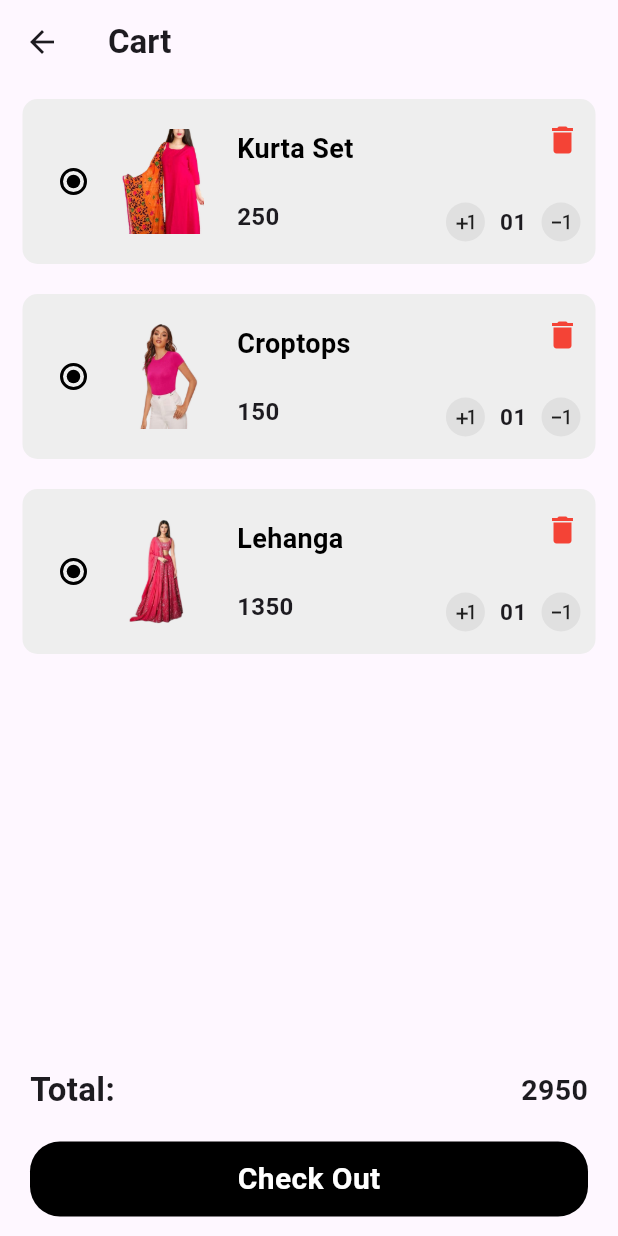
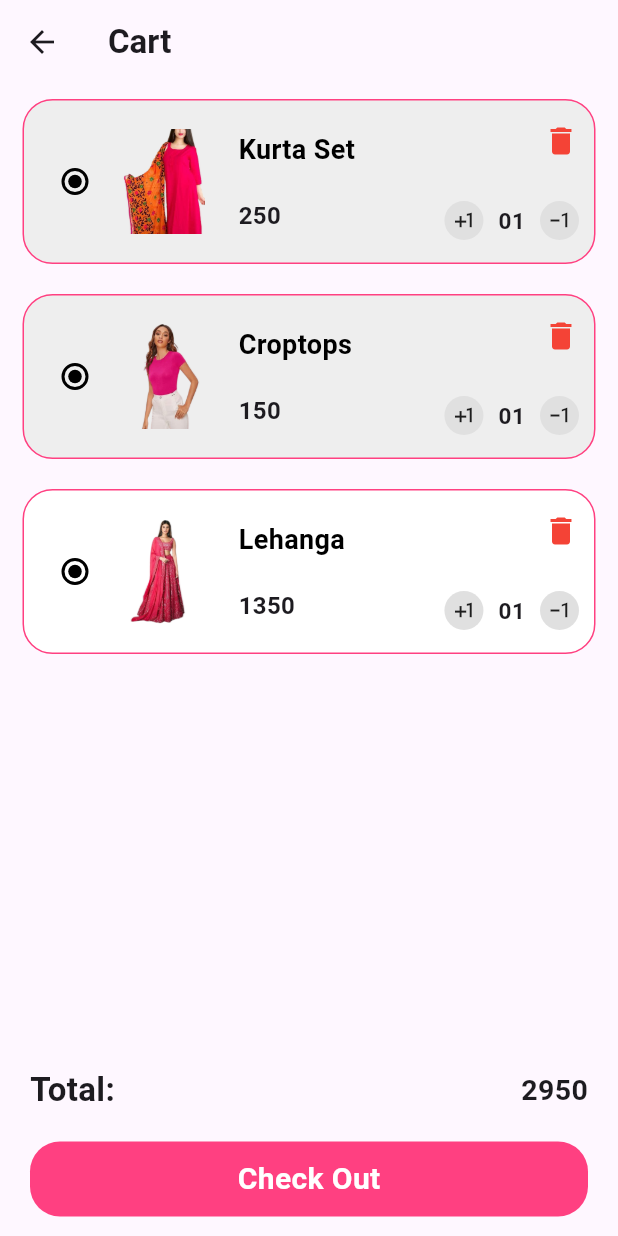
Before and after one commit to Manjima2002/HAK-Ui, a Flutter app: the screen it shows after launch, after a tap on the "shopping cart" icon, on a phone screen of 412 x 824 dp. Run offline on Flutter 3.47's test engine with Material 3 defaults, Android fonts, the phone set to English and light mode, and no system bars; our stand-ins replace carousel_slider.

Commit message:
bestcelling

```diff
--- a/lib/features/homescreen/home_page.dart
+++ b/lib/features/homescreen/home_page.dart
@@ -1,8 +1,10 @@
 import 'package:flutter/material.dart';
+import 'package:flutter_application_1/features/homescreen/widgets/Account.dart';
 import 'package:flutter_application_1/features/homescreen/widgets/Bestcelling.dart';
 import 'package:flutter_application_1/features/homescreen/widgets/Bestcelling_text.dart';
 import 'package:flutter_application_1/features/homescreen/widgets/appbar.dart';
 import 'package:flutter_application_1/features/homescreen/widgets/arrival_items.dart';
+import 'package:flutter_application_1/features/homescreen/widgets/cart.dart';
 import 'package:flutter_application_1/features/homescreen/widgets/categories.dart';
 import 'package:flutter_application_1/features/homescreen/widgets/categories_text.dart';
 import 'package:flutter_application_1/features/homescreen/widgets/home_carosel.dart';
@@ -31,7 +33,6 @@ class _MyWidgetState extends State<Homepage> {
           ArrivalITems(),
           Bestcellingtext(),
           Bestcelling(),
-
         ],
       ),
     );
--- a/lib/features/homescreen/widgets/Bestcelling.dart
+++ b/lib/features/homescreen/widgets/Bestcelling.dart
@@ -10,17 +10,134 @@ class Bestcelling extends StatefulWidget {
 class _BestcellingState extends State<Bestcelling> {
   @override
   Widget build(BuildContext context) {
-    return Container(
-      width: 10,
-      height: 20,
-      decoration: BoxDecoration(
-        color: Colors.grey.shade200,
-        borderRadius: BorderRadius.circular(20),
-        image: DecorationImage(
-          image: AssetImage('asset/images/dupatta-removebg-preview.png'),
-          fit: BoxFit.cover,
+    return GridView.count(
+      childAspectRatio: 0.68,
+      crossAxisCount: 2,
+      shrinkWrap: true,
+      children: [
+        Container(
+          padding: EdgeInsets.only(left: 15, right: 15, top: 10),
+          margin: EdgeInsets.symmetric(vertical: 7, horizontal: 10),
+          decoration: BoxDecoration(
+            color: Colors.white,
+            borderRadius: BorderRadius.circular(20),
+          ),
+          child: Column(
+            children: [
+              Row(
+                mainAxisAlignment: MainAxisAlignment.spaceBetween,
+                children: [
+                  Container(
+                    padding: EdgeInsets.all(5),
+                    decoration: BoxDecoration(
+                      color: Colors.black,
+                      borderRadius: BorderRadius.circular(10),
+                    ),
+                    child: Text(
+                      "30%",
+                      style: TextStyle(color: Colors.white),
+                    ),
+                  ),
+                  Icon(
+                    Icons.favorite_outline,
+                    color: Colors.red,
+                  )
+                ],
+              ),
+              InkWell(
+                onTap: () {},
+                child: Container(
+                  margin: EdgeInsets.all(10),
+                  child: Image.asset("asset/images/frock-removebg-preview.png"),
+                ),
+              ),
+              Container(
+                padding: EdgeInsets.only(bottom: 8),
+                alignment: Alignment.centerLeft,
+                child: Text(
+                  "206 with 1 special Offer",
+                  style: TextStyle(
+                      color: Colors.red,
+                      fontSize: 12,
+                      fontWeight: FontWeight.bold),
+                ),
+              ),
+              Container(
+                padding: EdgeInsets.only(bottom: 8),
+                alignment: Alignment.centerLeft,
+                child: Text(
+                  "Modern Stylish Frock",
+                  style: TextStyle(
+                      color: Colors.black,
+                      fontSize: 10,
+                      fontWeight: FontWeight.bold),
+                ),
+              ),
+            ],
+          ),
         ),
-      ),
+        Container(
+          padding: EdgeInsets.only(left: 15, right: 15, top: 10),
+          margin: EdgeInsets.symmetric(vertical: 7, horizontal: 10),
+          decoration: BoxDecoration(
+            color: Colors.white,
+            borderRadius: BorderRadius.circular(20),
+          ),
+          child: Column(
+            children: [
+              Row(
+                mainAxisAlignment: MainAxisAlignment.spaceBetween,
+                children: [
+                  Container(
+                    padding: EdgeInsets.all(5),
+                    decoration: BoxDecoration(
+                      color: Colors.black,
+                      borderRadius: BorderRadius.circular(10),
+                    ),
+                    child: Text(
+                      "15%",
+                      style: TextStyle(color: Colors.white),
+                    ),
+                  ),
+                  Icon(
+                    Icons.favorite,
+                    color: Colors.red,
+                  )
+                ],
+              ),
+              InkWell(
+                onTap: () {},
+                child: Container(
+                  margin: EdgeInsets.all(10),
+                  child: Image.asset("asset/images/kurta-removebg-preview.png"),
+                ),
+              ),
+              Container(
+                padding: EdgeInsets.only(bottom: 8),
+                alignment: Alignment.centerLeft,
+                child: Text(
+                  "206 with 1 special Offer",
+                  style: TextStyle(
+                      color: Colors.red,
+                      fontSize: 12,
+                      fontWeight: FontWeight.bold),
+                ),
+              ),
+              Container(
+                padding: EdgeInsets.only(bottom: 8),
+                alignment: Alignment.centerLeft,
+                child: Text(
+                  "Modern Stylish Kurta",
+                  style: TextStyle(
+                      color: Colors.black,
+                      fontSize: 10,
+                      fontWeight: FontWeight.bold),
+                ),
+              ),
+            ],
+          ),
+        ),
+      ],
     );
   }
 }
--- a/lib/features/homescreen/widgets/arrival_items.dart
+++ b/lib/features/homescreen/widgets/arrival_items.dart
@@ -12,7 +12,7 @@ class ArrivalITems extends StatelessWidget {
         itemCount: 3,
         itemBuilder: (context, index) {
           return ScrollItem(
-            index: index + 1,
+            index: index,
           );
         },
       ),
@@ -27,7 +27,8 @@ class ScrollItem extends StatelessWidget {
   @override
   Widget build(BuildContext context) {
     List<String> imageList = [
-      'asset/images/kurta-removebg-preview.png',
+      'asset/images/daily-removebg-preview.png',
+      'asset/images/saree-removebg-preview.png',
       'asset/images/dupatta-removebg-preview.png',
     ];
 
@@ -38,7 +39,10 @@ class ScrollItem extends StatelessWidget {
         height: 170,
         child: Stack(
           children: [
-            Image.asset('asset/images/saree-removebg-preview.png'),
+            Image.asset(
+              imageList[index],
+              fit: BoxFit.contain,
+            ),
             Positioned(
               left: 80,
               child: IconButton(
--- a/lib/features/homescreen/widgets/cart.dart
+++ b/lib/features/homescreen/widgets/cart.dart
@@ -26,7 +26,10 @@ class _CartState extends State<Cart> {
             padding: EdgeInsets.all(10),
             decoration: BoxDecoration(
               color: Colors.grey.shade200,
-              borderRadius: BorderRadius.circular(10),
+              border: Border.all(
+                color: Colors.pinkAccent,
+              ),
+              borderRadius: BorderRadius.circular(20),
             ),
             child: Row(
               children: [
@@ -122,7 +125,10 @@ class _CartState extends State<Cart> {
             padding: EdgeInsets.all(10),
             decoration: BoxDecoration(
               color: Colors.grey.shade200,
-              borderRadius: BorderRadius.circular(10),
+              border: Border.all(
+                color: Colors.pinkAccent,
+              ),
+              borderRadius: BorderRadius.circular(20),
             ),
             child: Row(
               children: [
@@ -217,8 +223,11 @@ class _CartState extends State<Cart> {
             margin: EdgeInsets.symmetric(horizontal: 15, vertical: 10),
             padding: EdgeInsets.all(10),
             decoration: BoxDecoration(
-              color: Colors.grey.shade200,
-              borderRadius: BorderRadius.circular(10),
+              color: Colors.white,
+              border: Border.all(
+                color: Colors.pinkAccent,
+              ),
+              borderRadius: BorderRadius.circular(20),
             ),
             child: Row(
               children: [
@@ -338,7 +347,7 @@ class _CartState extends State<Cart> {
                   height: 50,
                   width: double.infinity,
                   decoration: BoxDecoration(
-                    color: Colors.black,
+                    color: Colors.pinkAccent,
                     borderRadius: BorderRadius.circular(20),
                   ),
                   child: Text(
--- a/lib/main.dart
+++ b/lib/main.dart
@@ -3,6 +3,7 @@ import 'package:flutter_application_1/features/homescreen/home_page.dart';
 
 void main() {
   runApp(const MyApp());
+  runApp( MyApp());
 }
 
 class MyApp extends StatelessWidget {
```
Also changed, not shown: asset/images/img1-removebg-preview.png (added), asset/images/img1.jpg (added), asset/images/img2-removebg-preview (2).png (added).
